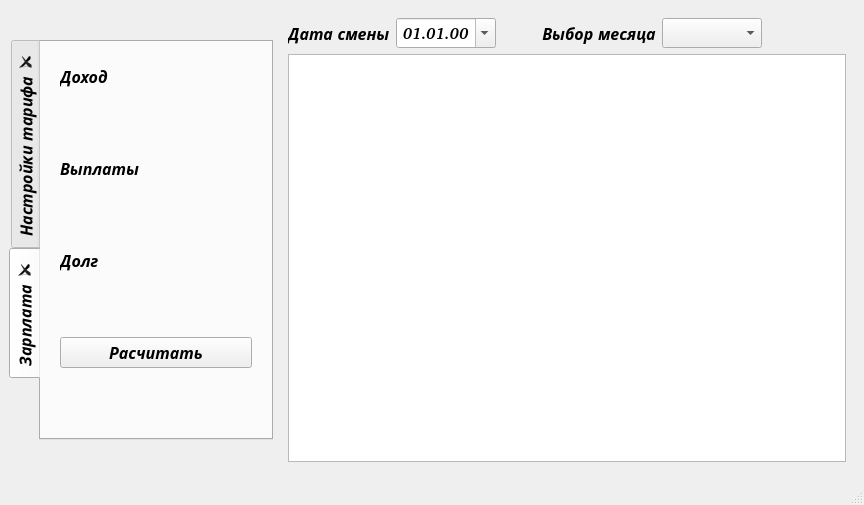
pAVlicSim/salary_of_taxi_1.2, file my_form.ui: the form before one commit.
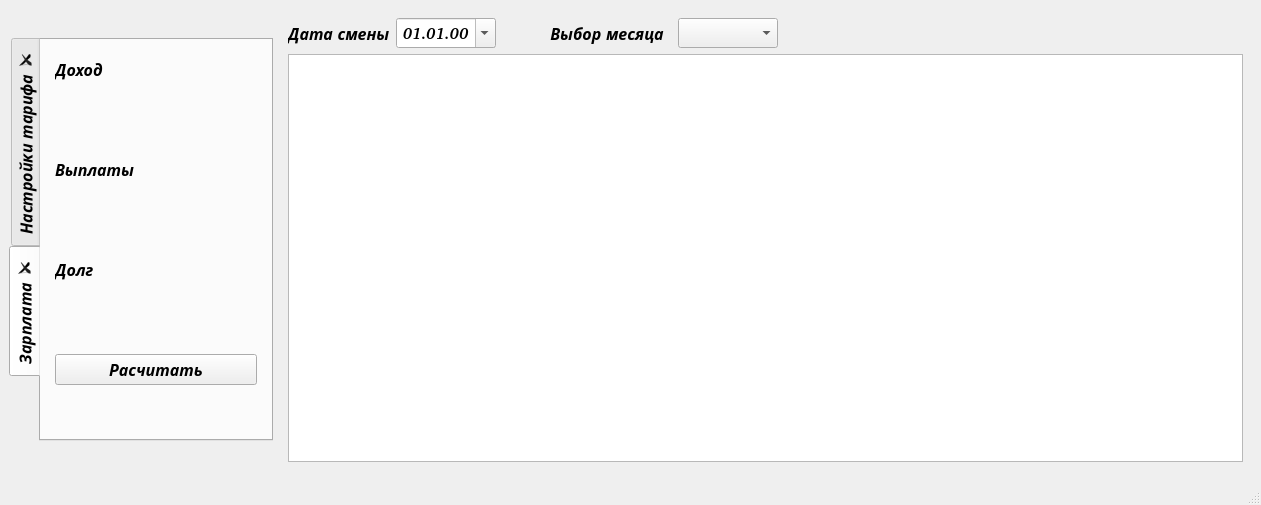
The form after the commit.

Commit message: мелкие дополнения,доработка интерфейса

The edit to the form file:
```diff
--- a/my_form.ui
+++ b/my_form.ui
@@ -6,7 +6,7 @@
    <rect>
     <x>0</x>
     <y>0</y>
-    <width>864</width>
+    <width>1261</width>
     <height>505</height>
    </rect>
   </property>
@@ -87,6 +87,9 @@
       <property name="currentIndex">
        <number>1</number>
       </property>
+      <property name="elideMode">
+       <enum>Qt::ElideMiddle</enum>
+      </property>
       <property name="tabsClosable">
        <bool>true</bool>
       </property>
@@ -233,23 +236,29 @@
        <layout class="QHBoxLayout" name="horizontalLayout_6">
         <item>
          <layout class="QVBoxLayout" name="verticalLayout_3" stretch="0,0,0,0,0,0,0,0,0,0,0">
+          <property name="spacing">
+           <number>10</number>
+          </property>
+          <property name="sizeConstraint">
+           <enum>QLayout::SetFixedSize</enum>
+          </property>
           <property name="leftMargin">
-           <number>10</number>
+           <number>5</number>
           </property>
           <property name="topMargin">
-           <number>10</number>
+           <number>5</number>
           </property>
           <property name="rightMargin">
-           <number>10</number>
+           <number>5</number>
           </property>
           <property name="bottomMargin">
-           <number>10</number>
+           <number>5</number>
           </property>
           <item>
            <widget class="QLabel" name="label_6">
             <property name="minimumSize">
              <size>
-              <width>0</width>
+              <width>100</width>
               <height>30</height>
              </size>
             </property>
@@ -265,7 +274,7 @@
             </property>
             <property name="minimumSize">
              <size>
-              <width>0</width>
+              <width>100</width>
               <height>30</height>
              </size>
             </property>
@@ -303,7 +312,7 @@
            <widget class="QLabel" name="label_7">
             <property name="minimumSize">
              <size>
-              <width>0</width>
+              <width>100</width>
               <height>30</height>
              </size>
             </property>
@@ -319,7 +328,7 @@
             </property>
             <property name="minimumSize">
              <size>
-              <width>0</width>
+              <width>100</width>
               <height>30</height>
              </size>
             </property>
@@ -351,7 +360,7 @@
            <widget class="QLabel" name="label_9">
             <property name="minimumSize">
              <size>
-              <width>0</width>
+              <width>100</width>
               <height>30</height>
              </size>
             </property>
@@ -367,7 +376,7 @@
             </property>
             <property name="minimumSize">
              <size>
-              <width>0</width>
+              <width>100</width>
               <height>30</height>
              </size>
             </property>
@@ -405,7 +414,7 @@
             </property>
             <property name="minimumSize">
              <size>
-              <width>0</width>
+              <width>100</width>
               <height>30</height>
              </size>
             </property>
@@ -493,6 +502,12 @@
            </item>
            <item>
             <widget class="QLabel" name="label_4">
+             <property name="minimumSize">
+              <size>
+               <width>130</width>
+               <height>0</height>
+              </size>
+             </property>
              <property name="text">
               <string>Выбор месяца</string>
              </property>
```
Left out of the diff: 33 changed lines with no effect on the pictures. The commit also changes 3 other files.
